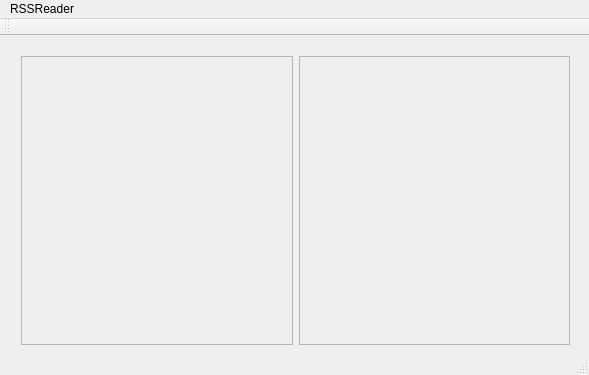
Old version of the form app/mainwindow.ui in the repository Nayaco/RSSReader.
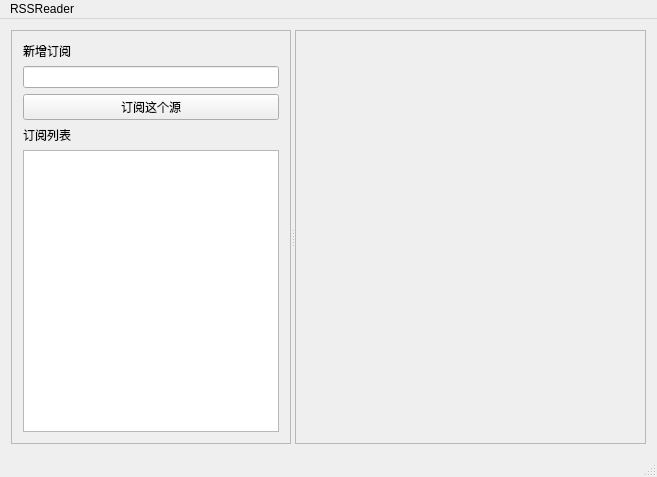
New version of the form.

Commit message: Design mainwindow

The edit to the form file:
```diff
--- a/app/mainwindow.ui
+++ b/app/mainwindow.ui
@@ -6,25 +6,20 @@
    <rect>
     <x>0</x>
     <y>0</y>
-    <width>589</width>
-    <height>375</height>
+    <width>657</width>
+    <height>477</height>
    </rect>
   </property>
   <property name="windowTitle">
    <string>MainWindow</string>
   </property>
   <widget class="QWidget" name="centralWidget">
-   <widget class="QWidget" name="">
-    <property name="geometry">
-     <rect>
-      <x>10</x>
-      <y>9</y>
-      <width>571</width>
-      <height>311</height>
-     </rect>
-    </property>
-    <layout class="QHBoxLayout" name="horizontalLayout">
-     <item>
+   <layout class="QHBoxLayout" name="horizontalLayout">
+    <item>
+     <widget class="QSplitter" name="splitter">
+      <property name="orientation">
+       <enum>Qt::Horizontal</enum>
+      </property>
       <widget class="QScrollArea" name="scrollArea">
        <property name="widgetResizable">
         <bool>true</bool>
@@ -34,15 +29,48 @@
          <rect>
           <x>0</x>
           <y>0</y>
-          <width>281</width>
-          <height>307</height>
+          <width>270</width>
+          <height>424</height>
          </rect>
         </property>
+        <layout class="QVBoxLayout" name="verticalLayout">
+         <item>
+          <widget class="QLabel" name="label_2">
+           <property name="text">
+            <string>新增订阅</string>
+           </property>
+          </widget>
+         </item>
+         <item>
+          <widget class="QLineEdit" name="lineEdit"/>
+         </item>
+         <item>
+          <widget class="QPushButton" name="pushButton">
+           <property name="text">
+            <string>订阅这个源</string>
+           </property>
+          </widget>
+         </item>
+         <item>
+          <widget class="QLabel" name="label">
+           <property name="text">
+            <string>订阅列表</string>
+           </property>
+          </widget>
+         </item>
+         <item>
+          <widget class="QTableView" name="tableView"/>
+         </item>
+        </layout>
        </widget>
       </widget>
-     </item>
-     <item>
       <widget class="QScrollArea" name="scrollArea_2">
+       <property name="sizePolicy">
+        <sizepolicy hsizetype="Expanding" vsizetype="Expanding">
+         <horstretch>1</horstretch>
+         <verstretch>0</verstretch>
+        </sizepolicy>
+       </property>
        <property name="widgetResizable">
         <bool>true</bool>
        </property>
@@ -51,22 +79,22 @@
          <rect>
           <x>0</x>
           <y>0</y>
-          <width>280</width>
-          <height>307</height>
+          <width>366</width>
+          <height>424</height>
          </rect>
         </property>
        </widget>
       </widget>
-     </item>
-    </layout>
-   </widget>
+     </widget>
+    </item>
+   </layout>
   </widget>
   <widget class="QMenuBar" name="menuBar">
    <property name="geometry">
     <rect>
      <x>0</x>
      <y>0</y>
-     <width>589</width>
+     <width>657</width>
      <height>15</height>
     </rect>
    </property>
@@ -77,14 +105,6 @@
    </widget>
    <addaction name="menuRSSReader"/>
   </widget>
-  <widget class="QToolBar" name="mainToolBar">
-   <attribute name="toolBarArea">
-    <enum>TopToolBarArea</enum>
-   </attribute>
-   <attribute name="toolBarBreak">
-    <bool>false</bool>
-   </attribute>
-  </widget>
   <widget class="QStatusBar" name="statusBar"/>
  </widget>
  <layoutdefault spacing="6" margin="11"/>
```
Left out of the diff: 4 changed lines with no effect on the pictures. The commit also changes 3 other files.
